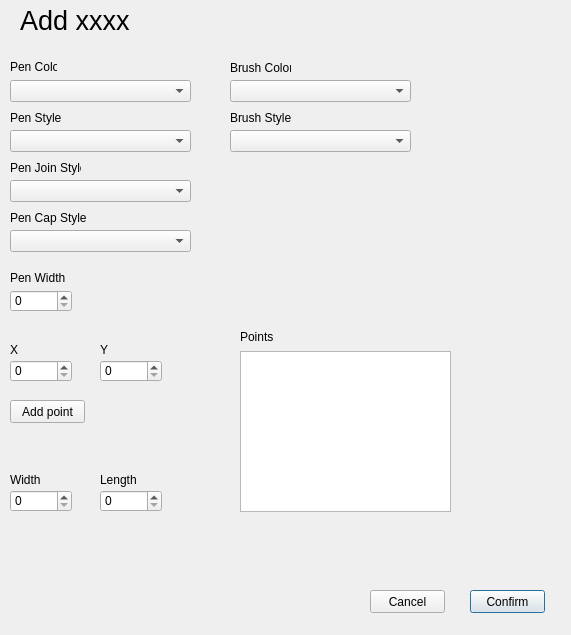
First picture: the form in confirmpage.ui, repository rizzi-trevor/CS1C-2DGraphicsModeler, before the edit.
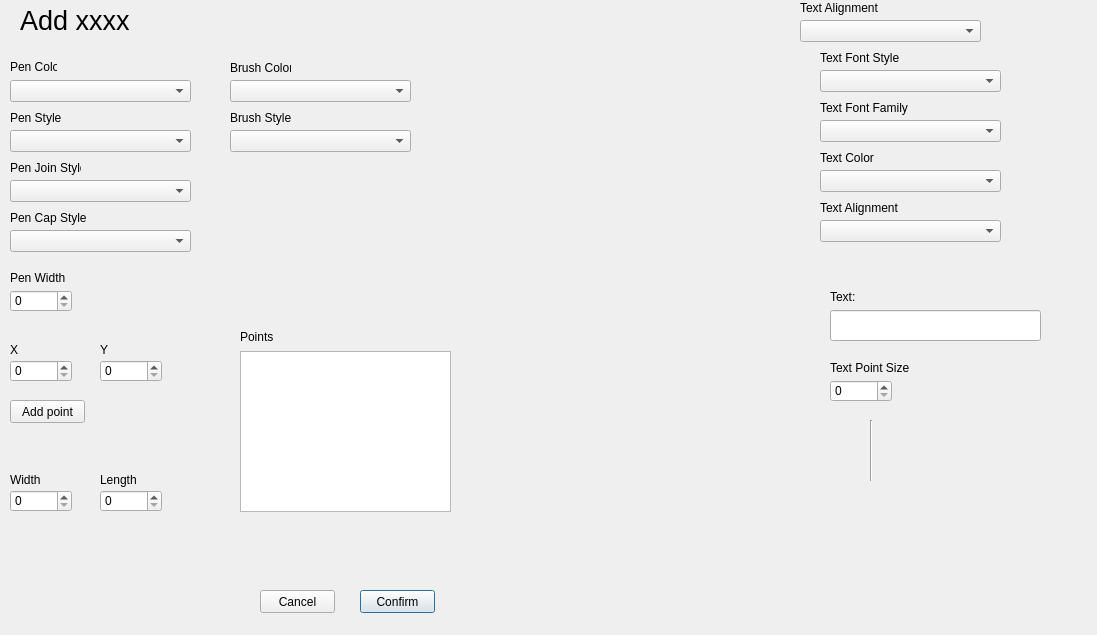
Second picture: the form after the edit.

What changed in the file:
```diff
--- a/confirmpage.ui
+++ b/confirmpage.ui
@@ -6,7 +6,7 @@
    <rect>
     <x>0</x>
     <y>0</y>
-    <width>571</width>
+    <width>1097</width>
     <height>635</height>
    </rect>
   </property>
@@ -34,7 +34,7 @@
   <widget class="QPushButton" name="pushButton">
    <property name="geometry">
     <rect>
-     <x>470</x>
+     <x>360</x>
      <y>590</y>
      <width>75</width>
      <height>23</height>
@@ -47,7 +47,7 @@
   <widget class="QPushButton" name="pushButton_2">
    <property name="geometry">
     <rect>
-     <x>370</x>
+     <x>260</x>
      <y>590</y>
      <width>75</width>
      <height>23</height>
```
Left out of the diff: 10 changed lines with no effect on the pictures.
